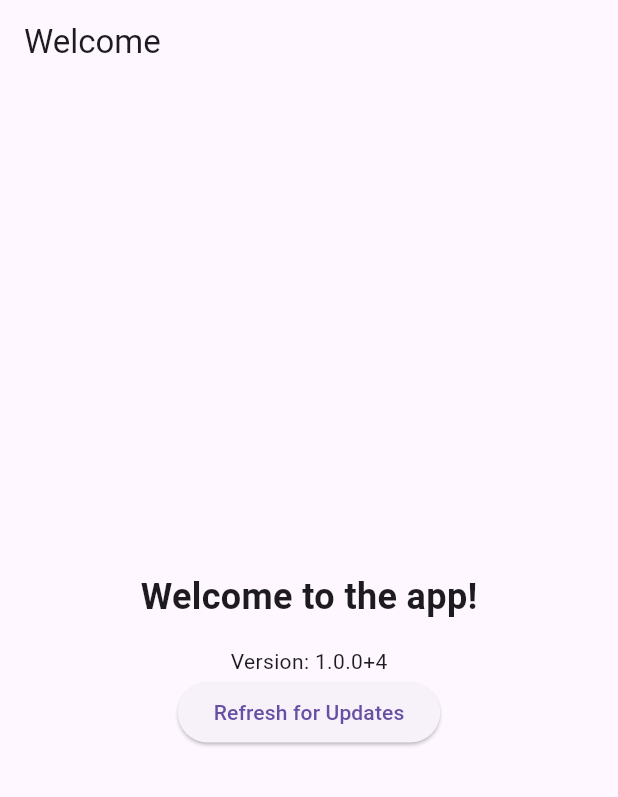
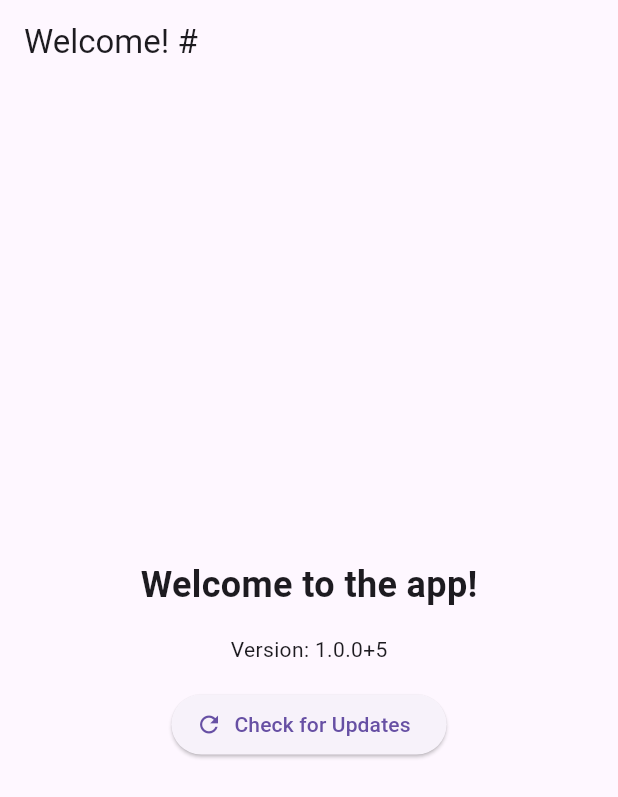
Before and after one commit to fulmedammes/_flutterapp, a Flutter app: the HomeScreen screen opened directly, on a phone screen of 412 x 824 dp. Shown: the top 797 px of the screen. Run offline on Flutter 3.47's test engine with Material 3 defaults, Android fonts, the phone set to English and light mode, and no system bars; our stand-ins replace package_info_plus, shared_preferences; missing offline and left inert: dart:html; accounts and stored records are empty; network calls fail.

```diff
--- a/lib/home_screen.dart
+++ b/lib/home_screen.dart
@@ -2,6 +2,7 @@ import 'package:flutter/material.dart';
 import 'version_widget.dart';
 import 'update_service.dart';
 import 'package:package_info_plus/package_info_plus.dart';
+import 'dart:html' as html;
 
 class HomeScreen extends StatefulWidget {
   const HomeScreen({Key? key}) : super(key: key);
@@ -34,10 +35,14 @@ class _HomeScreenState extends State<HomeScreen> {
     }
   }
 
+  void _reloadApp() {
+    html.window.location.reload();
+  }
+
   @override
   Widget build(BuildContext context) {
     return Scaffold(
-      appBar: AppBar(title: const Text('Welcome')),
+      appBar: AppBar(title: const Text('Welcome! #')),
       body: Center(
         child: Column(
           mainAxisAlignment: MainAxisAlignment.center,
@@ -50,17 +55,34 @@ class _HomeScreenState extends State<HomeScreen> {
             const VersionWidget(),
             if (_updateAvailable)
               Padding(
-                padding: const EdgeInsets.all(8.0),
-                child: Text('Update Available: $_latestVersion'),
+                padding: const EdgeInsets.all(16.0),
+                child: Column(
+                  children: [
+                    Text(
+                      'Update Available: $_latestVersion',
+                      style: const TextStyle(
+                        color: Colors.red,
+                        fontWeight: FontWeight.bold
+                      ),
+                    ),
+                    const SizedBox(height: 8),
+                    ElevatedButton.icon(
+                      onPressed: _reloadApp,
+                      icon: const Icon(Icons.system_update),
+                      label: const Text('Update Now'),
+                      style: ElevatedButton.styleFrom(
+                        backgroundColor: Colors.green,
+                        foregroundColor: Colors.white,
+                      ),
+                    ),
+                  ],
+                ),
               ),
-            ElevatedButton(
-              onPressed: () {
-                Navigator.pushReplacement(
-                  context,
-                  MaterialPageRoute(builder: (BuildContext context) => const HomeScreen()),
-                );
-              },
-              child: const Text('Refresh for Updates'),
+            const SizedBox(height: 16),
+            ElevatedButton.icon(
+              onPressed: _checkForUpdates,
+              icon: const Icon(Icons.refresh),
+              label: const Text('Check for Updates'),
             ),
           ],
         ),
--- a/pubspec.yaml
+++ b/pubspec.yaml
@@ -3,7 +3,7 @@ description: A Flutter web app with welcome screen, version, and PWA features.
 
 publish_to: 'none'
 
-version: 1.0.0+4
+version: 1.0.0+5
 
 environment:
   sdk: '>=3.0.0 <4.0.0'
```
Also changed, not shown: 1 other file.
